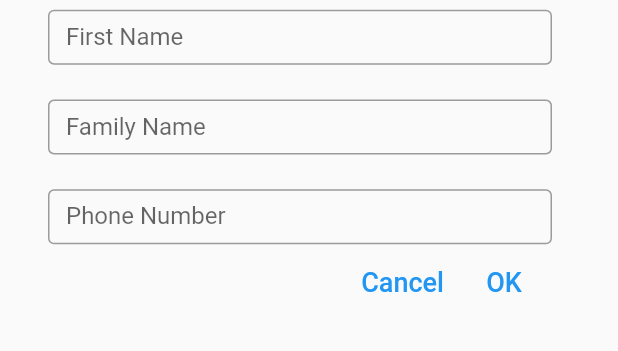
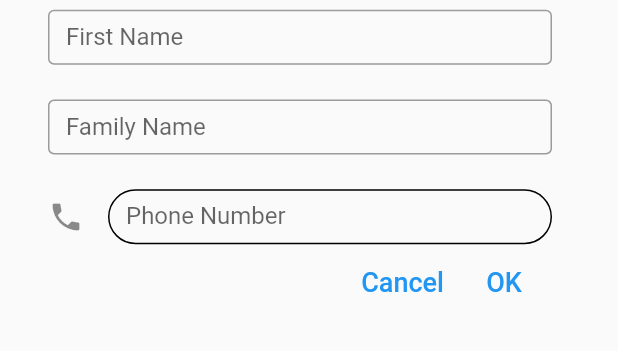
Before and after one commit to Offthegame/flutter_contact, a Flutter app: the DialogDesign widget shown alone on an empty page, opened directly, on a phone screen of 412 x 824 dp, the part 125-476 px from its top. Run offline on Flutter 3.47's test engine with Material 2 defaults, Android fonts, the phone set to English and light mode, and no system bars; our stand-ins replace contacts_service, permission_handler.

```diff
--- a/lib/main.dart
+++ b/lib/main.dart
@@ -264,8 +264,22 @@ class _DialogDesignState extends State<DialogDesign> {
           Flexible(child: TextField(
             controller: widget.phoneNumber,
                decoration: InputDecoration(
-              border: OutlineInputBorder(),
-              labelText: 'Phone Number',
+                 icon: Icon(Icons.phone),
+                 // icon 대신 prefixIcon, suffixIcon 파라미터도 있다고 함
+                 // ThemeData에 넣을 경우
+                 //   inputDecorationTheme: InputDecorationTheme( ...
+                 // 위와 같은 방식으로 넣어야 함
+                 border: OutlineInputBorder(),
+                 labelText: 'Phone Number',
+                 enabledBorder: OutlineInputBorder(
+                   //OutlineInputBorder() 위젯은 상하좌우 테두리를 주고
+                   // UnderlineInputBorder() 위젯은 하단 테두리만 주고
+                   // InputBorder.none 위젯 쓰면 테두리를 없애줍니다.
+                   // 이 위젯들 안에서 border 두께, 색상 이런거 커스터마이징하면 됩니다.
+                   // 언제나 자동완성을 활용합시다.
+                   borderRadius: BorderRadius.circular(50),
+                   // borderSide: BorderSide.none 줄 없앰
+                 ),
             ),
           ), flex: 1, fit: FlexFit.tight,),
           Flexible(
```
